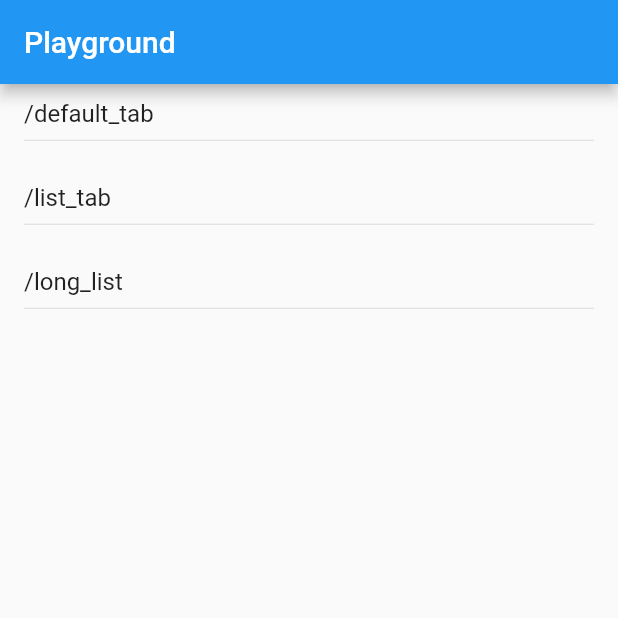
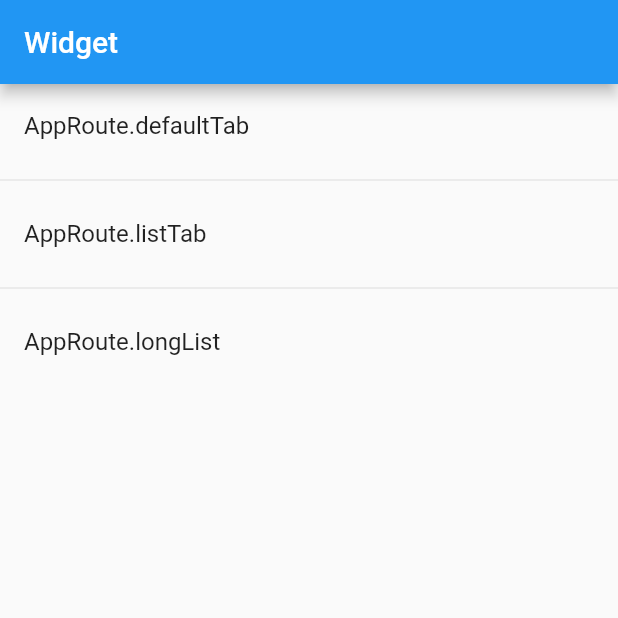
Before and after one commit to muhiro12/flutter_playgrounds, a Flutter app: the HomePage screen opened directly, on a phone screen of 412 x 824 dp, the top half of it. Run offline on Flutter 3.47's test engine with Material 2 defaults, Android fonts, the phone set to English and light mode, and no system bars; our stand-ins replace hooks_riverpod; statements that could not run were skipped.

Commit message:
Update HomePage

```diff
--- a/lib/presentation/page/home_page.dart
+++ b/lib/presentation/page/home_page.dart
@@ -2,42 +2,29 @@ import 'package:flutter/material.dart';
 import 'package:flutter_playgrounds/presentation/model/app_route.dart';
 
 class HomePage extends StatelessWidget {
+  final List<AppRoute> items = [
+    AppRoute.defaultTab,
+    AppRoute.listTab,
+    AppRoute.longList,
+  ];
+
   @override
   Widget build(BuildContext context) {
     return Scaffold(
       appBar: AppBar(
-        title: Text('Playground'),
+        title: Text(toString()),
       ),
-      body: ListView(
-        children: [
-          _Tile(appRoute: AppRoute.defaultTab),
-          _Tile(appRoute: AppRoute.listTab),
-          _Tile(appRoute: AppRoute.longList),
-        ],
+      body: ListView.separated(
+        itemBuilder: (context, index) {
+          final item = items[index];
+          return ListTile(
+            onTap: () => Navigator.of(context).pushNamed(item.name),
+            title: Text(item.toString()),
+          );
+        },
+        separatorBuilder: (context, index) => const Divider(),
+        itemCount: items.length,
       ),
     );
   }
 }
-
-class _Tile extends StatelessWidget {
-  _Tile({
-    required this.appRoute,
-  });
-
-  final AppRoute appRoute;
-
-  @override
-  Widget build(BuildContext context) {
-    final name = appRoute.name;
-    return ListTile(
-      onTap: () => Navigator.of(context).pushNamed(name),
-      title: Column(
-        crossAxisAlignment: CrossAxisAlignment.start,
-        children: [
-          Text(name),
-          Divider(),
-        ],
-      ),
-    );
-  }
-}
```
